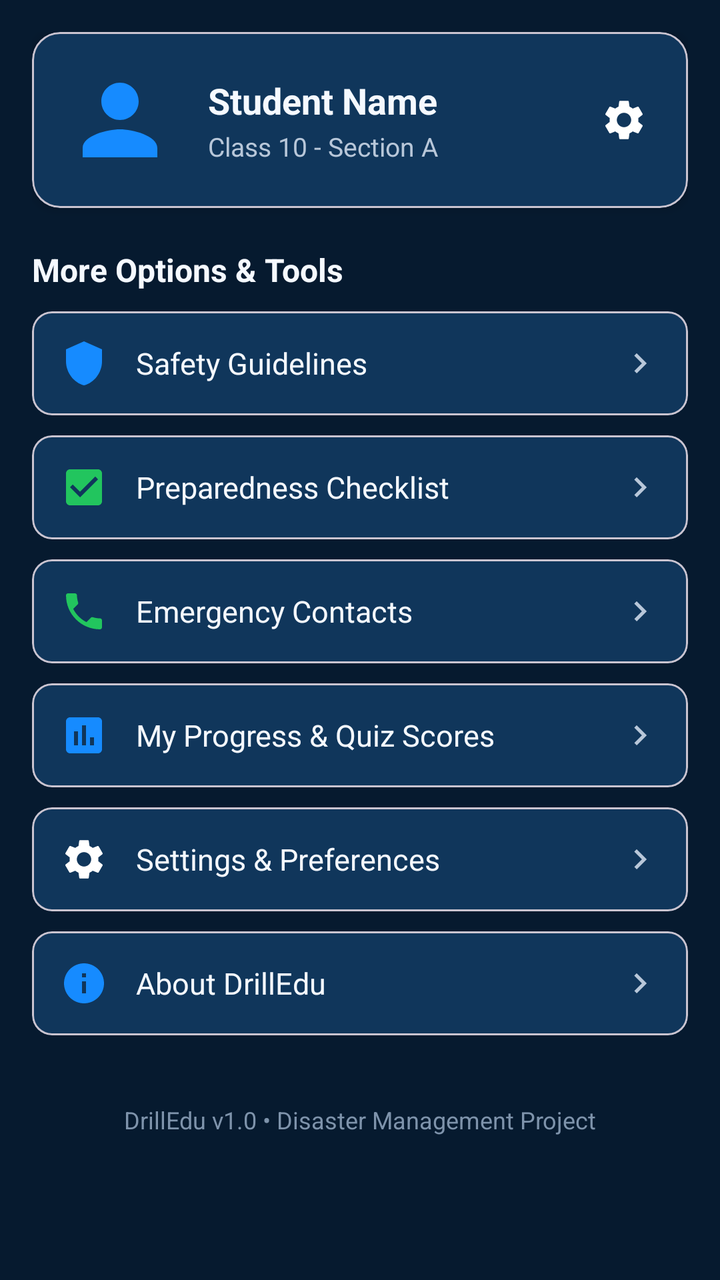
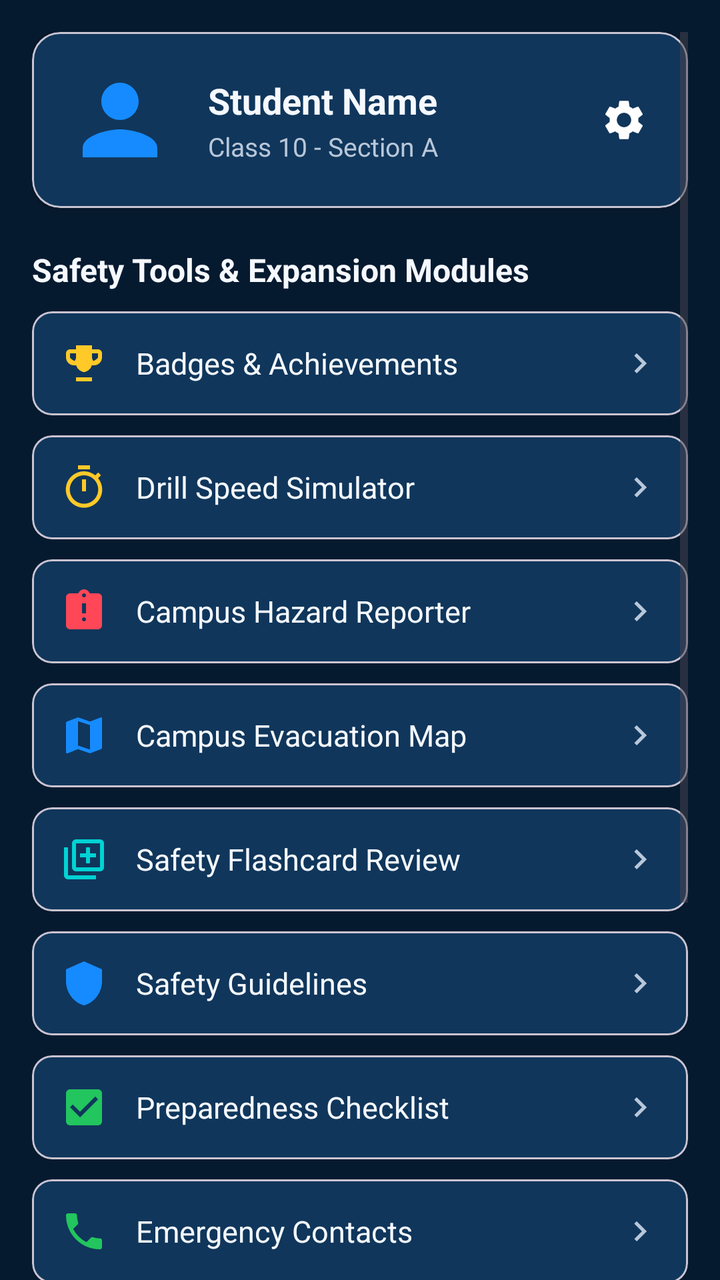

An Android layout rendered at two revisions. The XML below is the earlier revision; the diff shows what the commit changed to produce the second picture.
<!-- AndroidManifest.xml: application theme Theme.DrillEdu -->
<!-- res/layout/fragment_more.xml -->
<?xml version="1.0" encoding="utf-8"?>
<ScrollView xmlns:android="http://schemas.android.com/apk/res/android"
    xmlns:app="http://schemas.android.com/apk/res-auto"
    android:layout_width="match_parent"
    android:layout_height="match_parent"
    android:background="@color/bg_dark_navy"
    android:clipToPadding="false"
    android:padding="16dp">

    <LinearLayout
        android:layout_width="match_parent"
        android:layout_height="wrap_content"
        android:orientation="vertical">

        
        <com.google.android.material.card.MaterialCardView
            android:layout_width="match_parent"
            android:layout_height="wrap_content"
            app:cardBackgroundColor="@color/card_bg"
            app:cardCornerRadius="14dp"
            app:cardElevation="3dp">

            <RelativeLayout
                android:layout_width="match_parent"
                android:layout_height="wrap_content"
                android:padding="16dp">

                <ImageView
                    android:id="@+id/iv_student_avatar"
                    android:layout_width="56dp"
                    android:layout_height="56dp"
                    android:layout_centerVertical="true"
                    android:contentDescription="Avatar"
                    android:src="@drawable/ic_person" />

                <LinearLayout
                    android:layout_width="wrap_content"
                    android:layout_height="wrap_content"
                    android:layout_centerVertical="true"
                    android:layout_marginStart="16dp"
                    android:layout_toEndOf="@id/iv_student_avatar"
                    android:orientation="vertical">

                    <TextView
                        android:id="@+id/tv_profile_name"
                        android:layout_width="wrap_content"
                        android:layout_height="wrap_content"
                        android:text="Student Name"
                        android:textColor="@color/text_primary"
                        android:textSize="18sp"
                        android:textStyle="bold" />

                    <TextView
                        android:id="@+id/tv_profile_class"
                        android:layout_width="wrap_content"
                        android:layout_height="wrap_content"
                        android:layout_marginTop="2dp"
                        android:text="Class 10 - Section A"
                        android:textColor="@color/text_secondary"
                        android:textSize="13sp" />
                </LinearLayout>

                <ImageView
                    android:id="@+id/btn_edit_profile"
                    android:layout_width="32dp"
                    android:layout_height="32dp"
                    android:layout_alignParentEnd="true"
                    android:layout_centerVertical="true"
                    android:background="?attr/selectableItemBackgroundBorderless"
                    android:contentDescription="Edit Settings"
                    android:padding="4dp"
                    android:src="@drawable/ic_settings" />

            </RelativeLayout>
        </com.google.android.material.card.MaterialCardView>

        
        <TextView
            android:layout_width="wrap_content"
            android:layout_height="wrap_content"
            android:layout_marginTop="20dp"
            android:layout_marginBottom="10dp"
            android:text="More Options &amp; Tools"
            android:textColor="@color/text_primary"
            android:textSize="16sp"
            android:textStyle="bold" />

        
        <com.google.android.material.card.MaterialCardView
            android:id="@+id/menu_guidelines"
            android:layout_width="match_parent"
            android:layout_height="wrap_content"
            android:layout_marginBottom="10dp"
            android:clickable="true"
            android:focusable="true"
            app:cardBackgroundColor="@color/card_bg"
            app:cardCornerRadius="10dp">

            <LinearLayout
                android:layout_width="match_parent"
                android:layout_height="wrap_content"
                android:gravity="center_vertical"
                android:orientation="horizontal"
                android:padding="14dp">

                <ImageView
                    android:layout_width="24dp"
                    android:layout_height="24dp"
                    android:contentDescription="Icon"
                    android:src="@drawable/ic_shield" />

                <TextView
                    android:layout_width="0dp"
                    android:layout_height="wrap_content"
                    android:layout_marginStart="14dp"
                    android:layout_weight="1"
                    android:text="Safety Guidelines"
                    android:textColor="@color/text_primary"
                    android:textSize="15sp" />

                <ImageView
                    android:layout_width="20dp"
                    android:layout_height="20dp"
                    android:contentDescription="Arrow"
                    android:src="@drawable/ic_arrow_right" />
            </LinearLayout>
        </com.google.android.material.card.MaterialCardView>

        
        <com.google.android.material.card.MaterialCardView
            android:id="@+id/menu_checklist"
            android:layout_width="match_parent"
            android:layout_height="wrap_content"
            android:layout_marginBottom="10dp"
            android:clickable="true"
            android:focusable="true"
            app:cardBackgroundColor="@color/card_bg"
            app:cardCornerRadius="10dp">

            <LinearLayout
                android:layout_width="match_parent"
                android:layout_height="wrap_content"
                android:gravity="center_vertical"
                android:orientation="horizontal"
                android:padding="14dp">

                <ImageView
                    android:layout_width="24dp"
                    android:layout_height="24dp"
                    android:contentDescription="Icon"
                    android:src="@drawable/ic_checklist" />

                <TextView
                    android:layout_width="0dp"
                    android:layout_height="wrap_content"
                    android:layout_marginStart="14dp"
                    android:layout_weight="1"
                    android:text="Preparedness Checklist"
                    android:textColor="@color/text_primary"
                    android:textSize="15sp" />

                <ImageView
                    android:layout_width="20dp"
                    android:layout_height="20dp"
                    android:contentDescription="Arrow"
                    android:src="@drawable/ic_arrow_right" />
            </LinearLayout>
        </com.google.android.material.card.MaterialCardView>

        
        <com.google.android.material.card.MaterialCardView
            android:id="@+id/menu_contacts"
            android:layout_width="match_parent"
            android:layout_height="wrap_content"
            android:layout_marginBottom="10dp"
            android:clickable="true"
            android:focusable="true"
            app:cardBackgroundColor="@color/card_bg"
            app:cardCornerRadius="10dp">

            <LinearLayout
                android:layout_width="match_parent"
                android:layout_height="wrap_content"
                android:gravity="center_vertical"
                android:orientation="horizontal"
                android:padding="14dp">

                <ImageView
                    android:layout_width="24dp"
                    android:layout_height="24dp"
                    android:contentDescription="Icon"
                    android:src="@drawable/ic_call" />

                <TextView
                    android:layout_width="0dp"
                    android:layout_height="wrap_content"
                    android:layout_marginStart="14dp"
                    android:layout_weight="1"
                    android:text="Emergency Contacts"
                    android:textColor="@color/text_primary"
                    android:textSize="15sp" />

                <ImageView
                    android:layout_width="20dp"
                    android:layout_height="20dp"
                    android:contentDescription="Arrow"
                    android:src="@drawable/ic_arrow_right" />
            </LinearLayout>
        </com.google.android.material.card.MaterialCardView>

        
        <com.google.android.material.card.MaterialCardView
            android:id="@+id/menu_progress"
            android:layout_width="match_parent"
            android:layout_height="wrap_content"
            android:layout_marginBottom="10dp"
            android:clickable="true"
            android:focusable="true"
            app:cardBackgroundColor="@color/card_bg"
            app:cardCornerRadius="10dp">

            <LinearLayout
                android:layout_width="match_parent"
                android:layout_height="wrap_content"
                android:gravity="center_vertical"
                android:orientation="horizontal"
                android:padding="14dp">

                <ImageView
                    android:layout_width="24dp"
                    android:layout_height="24dp"
                    android:contentDescription="Icon"
                    android:src="@drawable/ic_progress" />

                <TextView
                    android:layout_width="0dp"
                    android:layout_height="wrap_content"
                    android:layout_marginStart="14dp"
                    android:layout_weight="1"
                    android:text="My Progress &amp; Quiz Scores"
                    android:textColor="@color/text_primary"
                    android:textSize="15sp" />

                <ImageView
                    android:layout_width="20dp"
                    android:layout_height="20dp"
                    android:contentDescription="Arrow"
                    android:src="@drawable/ic_arrow_right" />
            </LinearLayout>
        </com.google.android.material.card.MaterialCardView>

        
        <com.google.android.material.card.MaterialCardView
            android:id="@+id/menu_settings"
            android:layout_width="match_parent"
            android:layout_height="wrap_content"
            android:layout_marginBottom="10dp"
            android:clickable="true"
            android:focusable="true"
            app:cardBackgroundColor="@color/card_bg"
            app:cardCornerRadius="10dp">

            <LinearLayout
                android:layout_width="match_parent"
                android:layout_height="wrap_content"
                android:gravity="center_vertical"
                android:orientation="horizontal"
                android:padding="14dp">

                <ImageView
                    android:layout_width="24dp"
                    android:layout_height="24dp"
                    android:contentDescription="Icon"
                    android:src="@drawable/ic_settings" />

                <TextView
                    android:layout_width="0dp"
                    android:layout_height="wrap_content"
                    android:layout_marginStart="14dp"
                    android:layout_weight="1"
                    android:text="Settings &amp; Preferences"
                    android:textColor="@color/text_primary"
                    android:textSize="15sp" />

                <ImageView
                    android:layout_width="20dp"
                    android:layout_height="20dp"
                    android:contentDescription="Arrow"
                    android:src="@drawable/ic_arrow_right" />
            </LinearLayout>
        </com.google.android.material.card.MaterialCardView>

        
        <com.google.android.material.card.MaterialCardView
            android:id="@+id/menu_about"
            android:layout_width="match_parent"
            android:layout_height="wrap_content"
            android:layout_marginBottom="10dp"
            android:clickable="true"
            android:focusable="true"
            app:cardBackgroundColor="@color/card_bg"
            app:cardCornerRadius="10dp">

            <LinearLayout
                android:layout_width="match_parent"
                android:layout_height="wrap_content"
                android:gravity="center_vertical"
                android:orientation="horizontal"
                android:padding="14dp">

                <ImageView
                    android:layout_width="24dp"
                    android:layout_height="24dp"
                    android:contentDescription="Icon"
                    android:src="@drawable/ic_info" />

                <TextView
                    android:layout_width="0dp"
                    android:layout_height="wrap_content"
                    android:layout_marginStart="14dp"
                    android:layout_weight="1"
                    android:text="About DrillEdu"
                    android:textColor="@color/text_primary"
                    android:textSize="15sp" />

                <ImageView
                    android:layout_width="20dp"
                    android:layout_height="20dp"
                    android:contentDescription="Arrow"
                    android:src="@drawable/ic_arrow_right" />
            </LinearLayout>
        </com.google.android.material.card.MaterialCardView>

        
        <TextView
            android:layout_width="match_parent"
            android:layout_height="wrap_content"
            android:layout_marginTop="24dp"
            android:layout_marginBottom="16dp"
            android:gravity="center"
            android:text="DrillEdu v1.0 • Disaster Management Project"
            android:textColor="@color/text_muted"
            android:textSize="12sp" />

    </LinearLayout>
</ScrollView>
<!-- resources referenced by this layout -->
<resources>
  <color name="bg_dark_navy">#061A2F</color>
  <color name="card_bg">#10365B</color>
  <color name="text_muted">#7E93AB</color>
  <color name="text_primary">#F5F9FF</color>
  <color name="text_secondary">#B8C7D9</color>
  <!-- drawable ic_arrow_right (drawable) -->
  <vector xmlns:android="http://schemas.android.com/apk/res/android"
      android:width="24dp"
      android:height="24dp"
      android:viewportWidth="24"
      android:viewportHeight="24">
      <path
          android:fillColor="#B8C7D9"
          android:pathData="M8.59,16.59L13.17,12L8.59,7.41L10,6L16,12L10,18L8.59,16.59Z" />
  </vector>
  <color name="primary_blue">#168BFF</color>
  <color name="white">#FFFFFF</color>
  <color name="safety_yellow">#FFC928</color>
  <color name="bg_secondary">#0B2545</color>
  <!-- unchanged entries left out for length: 8 -->
</resources>

<!-- the commit's change to res/layout/fragment_more.xml (unified diff, before → after) -->
@@ -80,13 +80,218 @@
             android:layout_height="wrap_content"
             android:layout_marginTop="20dp"
             android:layout_marginBottom="10dp"
-            android:text="More Options &amp; Tools"
+            android:text="Safety Tools &amp; Expansion Modules"
             android:textColor="@color/text_primary"
             android:textSize="16sp"
             android:textStyle="bold" />
 
         
         <com.google.android.material.card.MaterialCardView
+            android:id="@+id/menu_achievements"
+            android:layout_width="match_parent"
+            android:layout_height="wrap_content"
+            android:layout_marginBottom="10dp"
+            android:clickable="true"
+            android:focusable="true"
+            app:cardBackgroundColor="@color/card_bg"
+            app:cardCornerRadius="10dp">
+
+            <LinearLayout
+                android:layout_width="match_parent"
+                android:layout_height="wrap_content"
+                android:gravity="center_vertical"
+                android:orientation="horizontal"
+                android:padding="14dp">
+
+                <ImageView
+                    android:layout_width="24dp"
+                    android:layout_height="24dp"
+                    android:contentDescription="Icon"
+                    android:src="@drawable/ic_achievement" />
+
+                <TextView
+                    android:layout_width="0dp"
+                    android:layout_height="wrap_content"
+                    android:layout_marginStart="14dp"
+                    android:layout_weight="1"
+                    android:text="Badges &amp; Achievements"
+                    android:textColor="@color/text_primary"
+                    android:textSize="15sp" />
+
+                <ImageView
+                    android:layout_width="20dp"
+                    android:layout_height="20dp"
+                    android:contentDescription="Arrow"
+                    android:src="@drawable/ic_arrow_right" />
+            </LinearLayout>
+        </com.google.android.material.card.MaterialCardView>
+
+        
+        <com.google.android.material.card.MaterialCardView
+            android:id="@+id/menu_timer"
+            android:layout_width="match_parent"
+            android:layout_height="wrap_content"
+            android:layout_marginBottom="10dp"
+            android:clickable="true"
+            android:focusable="true"
+            app:cardBackgroundColor="@color/card_bg"
+            app:cardCornerRadius="10dp">
+
+            <LinearLayout
+                android:layout_width="match_parent"
+                android:layout_height="wrap_content"
+                android:gravity="center_vertical"
+                android:orientation="horizontal"
+                android:padding="14dp">
+
+                <ImageView
+                    android:layout_width="24dp"
+                    android:layout_height="24dp"
+                    android:contentDescription="Icon"
+                    android:src="@drawable/ic_timer" />
+
+                <TextView
+                    android:layout_width="0dp"
+                    android:layout_height="wrap_content"
+                    android:layout_marginStart="14dp"
+                    android:layout_weight="1"
+                    android:text="Drill Speed Simulator"
+                    android:textColor="@color/text_primary"
+                    android:textSize="15sp" />
+
+                <ImageView
+                    android:layout_width="20dp"
+                    android:layout_height="20dp"
+                    android:contentDescription="Arrow"
+                    android:src="@drawable/ic_arrow_right" />
+            </LinearLayout>
+        </com.google.android.material.card.MaterialCardView>
+
+        
+        <com.google.android.material.card.MaterialCardView
+            android:id="@+id/menu_report"
+            android:layout_width="match_parent"
+            android:layout_height="wrap_content"
+            android:layout_marginBottom="10dp"
+            android:clickable="true"
+            android:focusable="true"
+            app:cardBackgroundColor="@color/card_bg"
+            app:cardCornerRadius="10dp">
+
+            <LinearLayout
+                android:layout_width="match_parent"
+                android:layout_height="wrap_content"
+                android:gravity="center_vertical"
+                android:orientation="horizontal"
+                android:padding="14dp">
+
+                <ImageView
+                    android:layout_width="24dp"
+                    android:layout_height="24dp"
+                    android:contentDescription="Icon"
+                    android:src="@drawable/ic_report" />
+
+                <TextView
+                    android:layout_width="0dp"
+                    android:layout_height="wrap_content"
+                    android:layout_marginStart="14dp"
+                    android:layout_weight="1"
+                    android:text="Campus Hazard Reporter"
+                    android:textColor="@color/text_primary"
+                    android:textSize="15sp" />
+
+                <ImageView
+                    android:layout_width="20dp"
+                    android:layout_height="20dp"
+                    android:contentDescription="Arrow"
+                    android:src="@drawable/ic_arrow_right" />
+            </LinearLayout>
+        </com.google.android.material.card.MaterialCardView>
+
+        
+        <com.google.android.material.card.MaterialCardView
+            android:id="@+id/menu_map"
+            android:layout_width="match_parent"
+            android:layout_height="wrap_content"
+            android:layout_marginBottom="10dp"
+            android:clickable="true"
+            android:focusable="true"
+            app:cardBackgroundColor="@color/card_bg"
+            app:cardCornerRadius="10dp">
+
+            <LinearLayout
+                android:layout_width="match_parent"
+                android:layout_height="wrap_content"
+                android:gravity="center_vertical"
+                android:orientation="horizontal"
+                android:padding="14dp">
+
+                <ImageView
+                    android:layout_width="24dp"
+                    android:layout_height="24dp"
+                    android:contentDescription="Icon"
+                    android:src="@drawable/ic_map" />
+
+                <TextView
+                    android:layout_width="0dp"
+                    android:layout_height="wrap_content"
+                    android:layout_marginStart="14dp"
+                    android:layout_weight="1"
+                    android:text="Campus Evacuation Map"
+                    android:textColor="@color/text_primary"
+                    android:textSize="15sp" />
+
+                <ImageView
+                    android:layout_width="20dp"
+                    android:layout_height="20dp"
+                    android:contentDescription="Arrow"
+                    android:src="@drawable/ic_arrow_right" />
+            </LinearLayout>
+        </com.google.android.material.card.MaterialCardView>
+
+        
+        <com.google.android.material.card.MaterialCardView
+            android:id="@+id/menu_flashcards"
+            android:layout_width="match_parent"
+            android:layout_height="wrap_content"
+            android:layout_marginBottom="10dp"
+            android:clickable="true"
+            android:focusable="true"
+            app:cardBackgroundColor="@color/card_bg"
+            app:cardCornerRadius="10dp">
+
+            <LinearLayout
+                android:layout_width="match_parent"
+                android:layout_height="wrap_content"
+                android:gravity="center_vertical"
+                android:orientation="horizontal"
+                android:padding="14dp">
+
+                <ImageView
+                    android:layout_width="24dp"
+                    android:layout_height="24dp"
+                    android:contentDescription="Icon"
+                    android:src="@drawable/ic_flashcards" />
+
+                <TextView
+                    android:layout_width="0dp"
+                    android:layout_height="wrap_content"
+                    android:layout_marginStart="14dp"
+                    android:layout_weight="1"
+                    android:text="Safety Flashcard Review"
+                    android:textColor="@color/text_primary"
+                    android:textSize="15sp" />
+
+                <ImageView
+                    android:layout_width="20dp"
+                    android:layout_height="20dp"
+                    android:contentDescription="Arrow"
+                    android:src="@drawable/ic_arrow_right" />
+            </LinearLayout>
+        </com.google.android.material.card.MaterialCardView>
+
+        
+        <com.google.android.material.card.MaterialCardView
             android:id="@+id/menu_guidelines"
             android:layout_width="match_parent"
             android:layout_height="wrap_content"
@@ -338,7 +543,7 @@
             android:layout_marginTop="24dp"
             android:layout_marginBottom="16dp"
             android:gravity="center"
-            android:text="DrillEdu v1.0 • Disaster Management Project"
+            android:text="DrillEdu v2.0 • Disaster Management Project"
             android:textColor="@color/text_muted"
             android:textSize="12sp" />
 
<!-- resource entries referenced after the edit -->
@@ -5,6 +5,16 @@
   <color name="text_muted">#7E93AB</color>
   <color name="text_primary">#F5F9FF</color>
   <color name="text_secondary">#B8C7D9</color>
+  <!-- drawable ic_achievement (drawable) -->
+  <vector xmlns:android="http://schemas.android.com/apk/res/android"
+      android:width="24dp"
+      android:height="24dp"
+      android:viewportWidth="24"
+      android:viewportHeight="24">
+      <path
+          android:fillColor="#FFC928"
+          android:pathData="M19,5H16V3H8V5H5C3.9,5 3,5.9 3,7V9C3,11.21 4.79,13 7,13H8.1C8.6,14.77 10.15,16.08 12,16.42V19H8V21H16V19H12V16.42C13.85,16.08 15.4,14.77 15.9,13H17C19.21,13 21,11.21 21,9V7C21,5.9 20.1,5 19,5ZM5,9V7H8V9C8,9.7 7.7,10.3 7.3,10.8C6.1,10.4 5,9.3 5,9ZM19,9C19,9.3 17.9,10.4 16.7,10.8C16.3,10.3 16,9.7 16,9V7H19V9Z" />
+  </vector>
   <!-- drawable ic_arrow_right (drawable) -->
   <vector xmlns:android="http://schemas.android.com/apk/res/android"
       android:width="24dp"
@@ -15,6 +25,46 @@
           android:fillColor="#B8C7D9"
           android:pathData="M8.59,16.59L13.17,12L8.59,7.41L10,6L16,12L10,18L8.59,16.59Z" />
   </vector>
+  <!-- drawable ic_flashcards (drawable) -->
+  <vector xmlns:android="http://schemas.android.com/apk/res/android"
+      android:width="24dp"
+      android:height="24dp"
+      android:viewportWidth="24"
+      android:viewportHeight="24">
+      <path
+          android:fillColor="#00D2D3"
+          android:pathData="M4,6H2V20C2,21.1 2.9,22 4,22H18V20H4V6ZM20,2H8C6.9,2 6,2.9 6,4V16C6,17.1 6.9,18 8,18H20C21.1,18 22,17.1 22,16V4C22,2.9 21.1,2 20,2ZM20,16H8V4H20V16ZM13,6H15V9H18V11H15V14H13V11H10V9H13V6Z" />
+  </vector>
+  <!-- drawable ic_map (drawable) -->
+  <vector xmlns:android="http://schemas.android.com/apk/res/android"
+      android:width="24dp"
+      android:height="24dp"
+      android:viewportWidth="24"
+      android:viewportHeight="24">
+      <path
+          android:fillColor="#168BFF"
+          android:pathData="M20.5,3L15,5.1L9,3L3.5,5.1C3.2,5.2 3,5.5 3,5.8V20.5C3,20.9 3.4,21.2 3.8,21L9,18.9L15,21L20.5,18.9C20.8,18.8 21,18.5 21,18.2V3.5C21,3.1 20.6,2.8 20.5,3ZM15,19.1L9,17.1V4.9L15,6.9V19.1Z" />
+  </vector>
+  <!-- drawable ic_report (drawable) -->
+  <vector xmlns:android="http://schemas.android.com/apk/res/android"
+      android:width="24dp"
+      android:height="24dp"
+      android:viewportWidth="24"
+      android:viewportHeight="24">
+      <path
+          android:fillColor="#FF4757"
+          android:pathData="M19,3H14.82C14.4,1.84 13.3,1 12,1C10.7,1 9.6,1.84 9.18,3H5C3.9,3 3,3.9 3,5V19C3,20.1 3.9,21 5,21H19C20.1,21 21,20.1 21,19V5C21,3.9 20.1,3 19,3ZM12,3C12.55,3 13,3.45 13,4C13,4.55 12.55,5 12,5C11.45,5 11,4.55 11,4C11,3.45 11.45,3 12,3ZM12,17C11.45,17 11,16.55 11,16C11,15.45 11.45,15 12,15C12.55,15 13,15.45 13,16C13,16.55 12.55,17 12,17ZM13,13H11V8H13V13Z" />
+  </vector>
+  <!-- drawable ic_timer (drawable) -->
+  <vector xmlns:android="http://schemas.android.com/apk/res/android"
+      android:width="24dp"
+      android:height="24dp"
+      android:viewportWidth="24"
+      android:viewportHeight="24">
+      <path
+          android:fillColor="#FFC928"
+          android:pathData="M15,1H9V3H15V1ZM11,14H13V8H11V14ZM19.03,7.39L20.45,5.97C20.02,5.46 19.55,4.98 19.04,4.56L17.62,5.98C16.07,4.74 14.12,4 12,4C6.98,4 2.9,8.08 2.9,13.1C2.9,18.12 6.97,22.2 12,22.2C17.03,22.2 21.1,18.12 21.1,13.1C21.1,10.98 20.36,9.03 19.03,7.39ZM12,20.2C8.08,20.2 4.9,17.02 4.9,13.1C4.9,9.18 8.08,6 12,6C15.92,6 19.1,9.18 19.1,13.1C19.1,17.02 15.92,20.2 12,20.2Z" />
+  </vector>
   <color name="primary_blue">#168BFF</color>
   <color name="white">#FFFFFF</color>
   <color name="safety_yellow">#FFC928</color>
